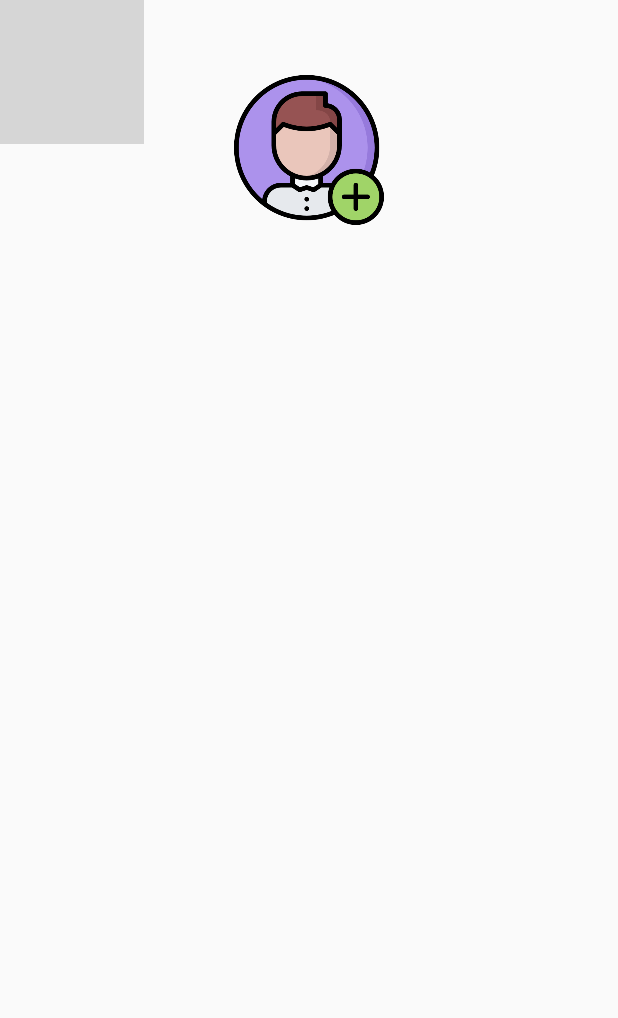
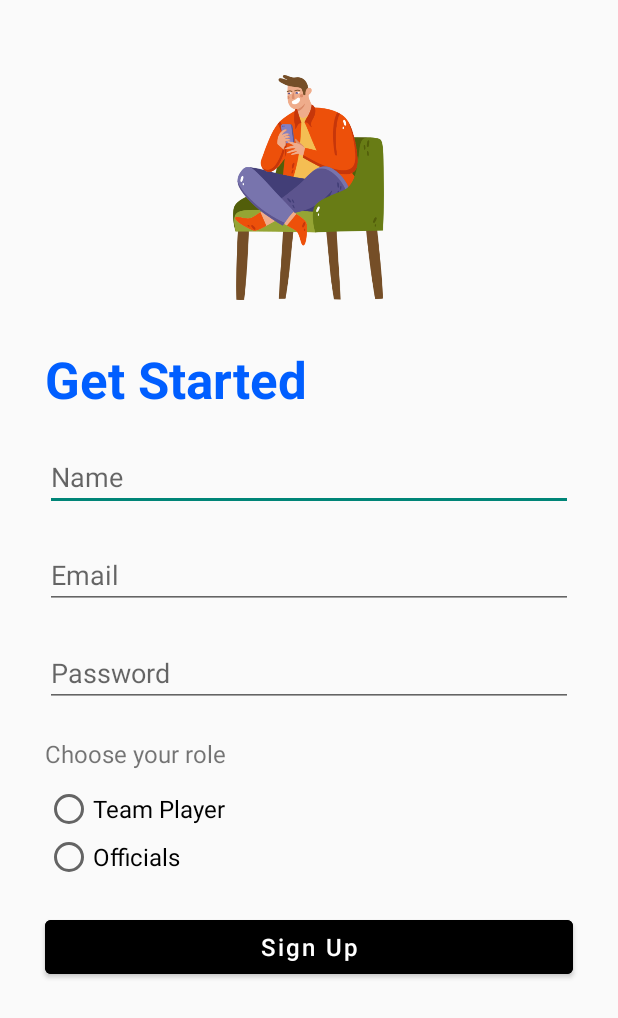
Before and after one commit to indra-g/Just-Cricket-App, an Android app: the SignUpActivity screen opened directly, with no data from a screen before it, on a phone screen of 412 x 824 dp. Shown: the top 1018 px of the screen. Run offline under Robolectric (Android 15) with nearby library versions, the phone set to English and light mode, and no system bars; grey boxes are pictures that could not be loaded.

Commit message:
Initial Commit

```diff
--- a/app/build.gradle
+++ b/app/build.gradle
@@ -36,6 +36,7 @@ dependencies {
     implementation 'androidx.appcompat:appcompat:1.3.0'
     implementation 'com.google.android.material:material:1.4.0'
     implementation 'androidx.constraintlayout:constraintlayout:2.0.4'
+    implementation 'com.google.android.material:material:1.3.0'
     testImplementation 'junit:junit:4.+'
     androidTestImplementation 'androidx.test.ext:junit:1.1.3'
     androidTestImplementation 'androidx.test.espresso:espresso-core:3.4.0'
--- a/app/src/main/res/layout/activity_sign_up.xml
+++ b/app/src/main/res/layout/activity_sign_up.xml
@@ -7,18 +7,126 @@
     tools:context=".SignUpActivity">
 
     <ImageView
-        android:id="@+id/imageView"
+        android:id="@+id/signup"
+        android:layout_width="150dp"
+        android:layout_height="150dp"
+        android:layout_centerHorizontal="true"
+        android:layout_marginTop="50dp"
+        app:srcCompat="@drawable/signupimg" />
+
+    <TextView
+        android:id="@+id/textView3"
         android:layout_width="wrap_content"
         android:layout_height="wrap_content"
-        android:alpha="0.8"
-        android:scaleType="fitXY"
-        app:srcCompat="@drawable/background" />
+        android:layout_below="@id/signup"
+        android:layout_marginStart="30dp"
+        android:layout_marginLeft="30dp"
+        android:layout_marginTop="30dp"
+        android:layout_marginEnd="10dp"
+        android:layout_marginRight="10dp"
+        android:layout_marginBottom="10dp"
+        android:text="Get Started "
+        android:textColor="#005EFF"
+        android:textSize="34sp"
+        android:textStyle="bold" />
 
-    <ImageView
-        android:id="@+id/signup"
-        android:layout_width="100dp"
-        android:layout_height="100dp"
-        android:layout_centerHorizontal="true"
-        android:layout_marginTop="50dp"
-        app:srcCompat="@drawable/add_user" />
+    <com.google.android.material.textfield.TextInputEditText
+        android:id="@+id/name_edittxt"
+        android:layout_width="match_parent"
+        android:layout_height="wrap_content"
+        android:layout_below="@id/textView3"
+        android:layout_marginStart="30dp"
+        android:layout_marginLeft="30dp"
+        android:layout_marginTop="10dp"
+        android:layout_marginEnd="30dp"
+        android:layout_marginRight="30dp"
+        android:layout_marginBottom="10dp"
+        android:hint="Name"
+        android:inputType="text" />
+
+    <com.google.android.material.textfield.TextInputEditText
+        android:id="@+id/email_edittext"
+        android:layout_width="match_parent"
+        android:layout_height="wrap_content"
+        android:layout_below="@+id/name_edittxt"
+        android:layout_marginStart="30dp"
+        android:layout_marginLeft="30dp"
+        android:layout_marginTop="10dp"
+        android:layout_marginEnd="30dp"
+        android:layout_marginRight="30dp"
+        android:layout_marginBottom="10dp"
+        android:inputType="textEmailAddress"
+        android:hint="Email" />
+
+    <com.google.android.material.textfield.TextInputEditText
+        android:id="@+id/password_edittext"
+        android:layout_width="match_parent"
+        android:layout_height="wrap_content"
+        android:layout_below="@+id/email_edittext"
+        android:layout_marginStart="30dp"
+        android:layout_marginLeft="30dp"
+        android:layout_marginTop="10dp"
+        android:layout_marginEnd="30dp"
+        android:layout_marginRight="30dp"
+        android:layout_marginBottom="10dp"
+        android:inputType="textPassword"
+        android:hint="Password" />
+
+    <TextView
+        android:id="@+id/textView4"
+        android:layout_width="wrap_content"
+        android:layout_height="wrap_content"
+        android:layout_below="@id/password_edittext"
+        android:layout_marginStart="30dp"
+        android:layout_marginLeft="30dp"
+        android:layout_marginTop="10dp"
+        android:layout_marginEnd="30dp"
+        android:layout_marginRight="30dp"
+        android:layout_marginBottom="10dp"
+        android:text="Choose your role"
+        android:textSize="16sp" />
+
+    <RadioGroup
+        android:id="@+id/role"
+        android:layout_width="match_parent"
+        android:layout_height="wrap_content"
+        android:layout_below="@id/textView4"
+        android:layout_marginStart="30dp"
+        android:layout_marginLeft="30dp"
+        android:layout_marginEnd="30dp"
+        android:layout_marginRight="30dp"
+        android:layout_marginBottom="10dp">
+
+        <RadioButton
+            android:id="@+id/radioButton"
+            android:layout_width="match_parent"
+            android:layout_height="wrap_content"
+            android:textSize="16sp"
+            android:text="Team Player" />
+
+        <RadioButton
+            android:id="@+id/radioButton2"
+            android:layout_width="match_parent"
+            android:layout_height="wrap_content"
+            android:textSize="16sp"
+            android:text="Officials" />
+    </RadioGroup>
+
+    <com.google.android.material.button.MaterialButton
+        android:id="@+id/signup_btn"
+        android:layout_width="match_parent"
+        android:layout_height="wrap_content"
+        android:layout_below="@+id/role"
+        android:layout_marginStart="30dp"
+        android:layout_marginEnd="30dp"
+        android:layout_marginTop="10dp"
+        android:layout_marginBottom="10dp"
+        android:text="Sign Up"
+        android:textAllCaps="false"
+        android:textColor="@color/white"
+        android:backgroundTint="#000000"
+        android:textSize="16dp"
+        />
+
+
 </RelativeLayout>
--- a/app/src/main/res/layout/activity_start.xml
+++ b/app/src/main/res/layout/activity_start.xml
@@ -7,20 +7,12 @@
     tools:context=".MainActivity">
 
     <ImageView
-        android:id="@+id/background"
-        android:layout_width="wrap_content"
-        android:layout_height="wrap_content"
-        android:alpha="0.8"
-        android:scaleType="fitXY"
-        app:srcCompat="@drawable/background" />
-
-    <ImageView
         android:id="@+id/img"
-        android:layout_width="200dp"
-        android:layout_height="200dp"
+        android:layout_width="250dp"
+        android:layout_height="250dp"
         android:layout_centerHorizontal="true"
-        android:layout_marginTop="120dp"
-        app:srcCompat="@drawable/cricket__1_" />
+        android:layout_marginTop="90dp"
+        app:srcCompat="@drawable/startimg" />
 
     <TextView
         android:id="@+id/textView"
@@ -31,7 +23,7 @@
         android:layout_marginTop="10dp"
         android:fontFamily="sans-serif-condensed"
         android:text="Welcome!"
-        android:textColor="#2C3753"
+        android:textColor="#005EFF"
         android:textSize="60sp"
         android:textStyle="bold" />
 
@@ -60,7 +52,7 @@
         android:layout_marginRight="30dp"
         android:layout_marginBottom="30dp"
         android:text="Sign Up"
-        android:textColor="#2C3753"
+        android:textColor="#005EFF"
         android:textSize="20sp"
         android:textStyle="bold" />
 
@@ -78,7 +70,7 @@
         android:layout_marginRight="30dp"
         android:layout_marginBottom="30dp"
         android:text="Log In"
-        android:textColor="#2C3753"
+        android:textColor="#005EFF"
         android:textSize="20sp"
         android:textStyle="bold" />
 </RelativeLayout>
```
Also changed, not shown: app/src/main/res/drawable/add_user.png (deleted), app/src/main/res/drawable/cricket__1_.png (deleted), app/src/main/res/drawable/signupimg.png (added), app/src/main/res/drawable/startimg.png (added).
